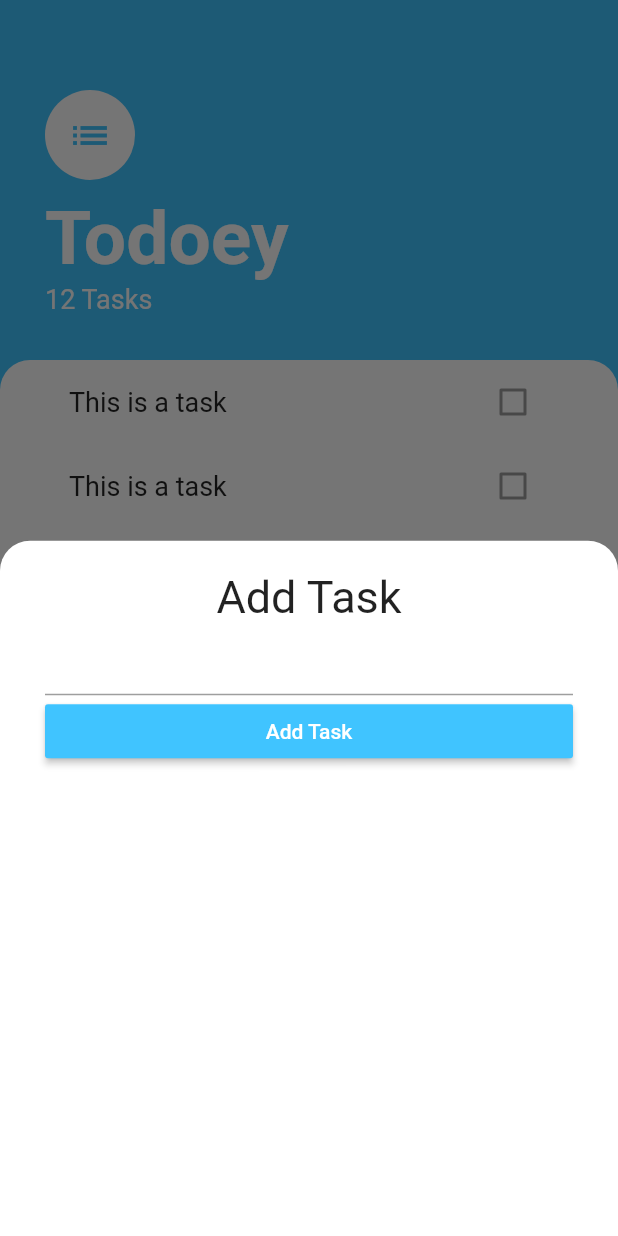
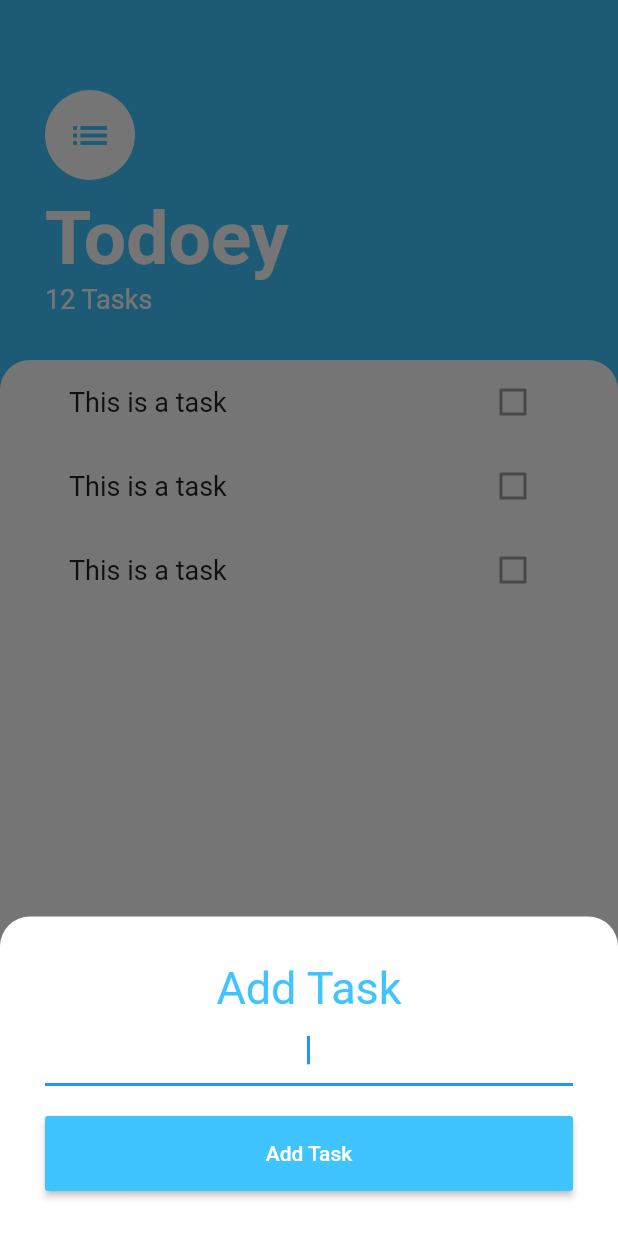
Before and after one commit to daveshanahan/Todoey, a Flutter app: the screen it shows after launch, after a tap on the "add" icon, on a phone screen of 412 x 824 dp. Run offline on Flutter 3.47's test engine with Material 2 defaults, Android fonts, the phone set to English and light mode, and no system bars.

Commit message:
styled add task bottom sheet

```diff
--- a/lib/screens/add_task_screen.dart
+++ b/lib/screens/add_task_screen.dart
@@ -13,23 +13,33 @@ class AddTaskScreen extends StatelessWidget {
       ),
       child: Padding(
         padding: EdgeInsets.only(
-          top: 20.0,
+          top: 30.0,
           right: 30.0,
           left: 30.0,
+          bottom: 30.0,
         ),
         child: Column(
+          mainAxisSize: MainAxisSize.min,
           children: [
             Text(
               'Add Task',
               style: TextStyle(
                 fontSize: 30.0,
+                color: Colors.lightBlueAccent,
               ),
             ),
-            TextField(),
+            TextField(
+              autofocus: true,
+              textAlign: TextAlign.center,
+            ),
+            SizedBox(
+              height: 20.0,
+            ),
             Row(
               children: [
                 Expanded(
                   child: MaterialButton(
+                    height: 50.0,
                     textColor: Colors.white,
                     child: Text('Add Task'),
                     color: Colors.lightBlueAccent,
--- a/lib/screens/tasks_screen.dart
+++ b/lib/screens/tasks_screen.dart
@@ -19,6 +19,7 @@ class TasksScreen extends StatelessWidget {
           showModalBottomSheet(
             context: context,
             builder: (context) => AddTaskScreen(),
+            isScrollControlled: true,
             backgroundColor: Colors.transparent,
           );
         },
```
